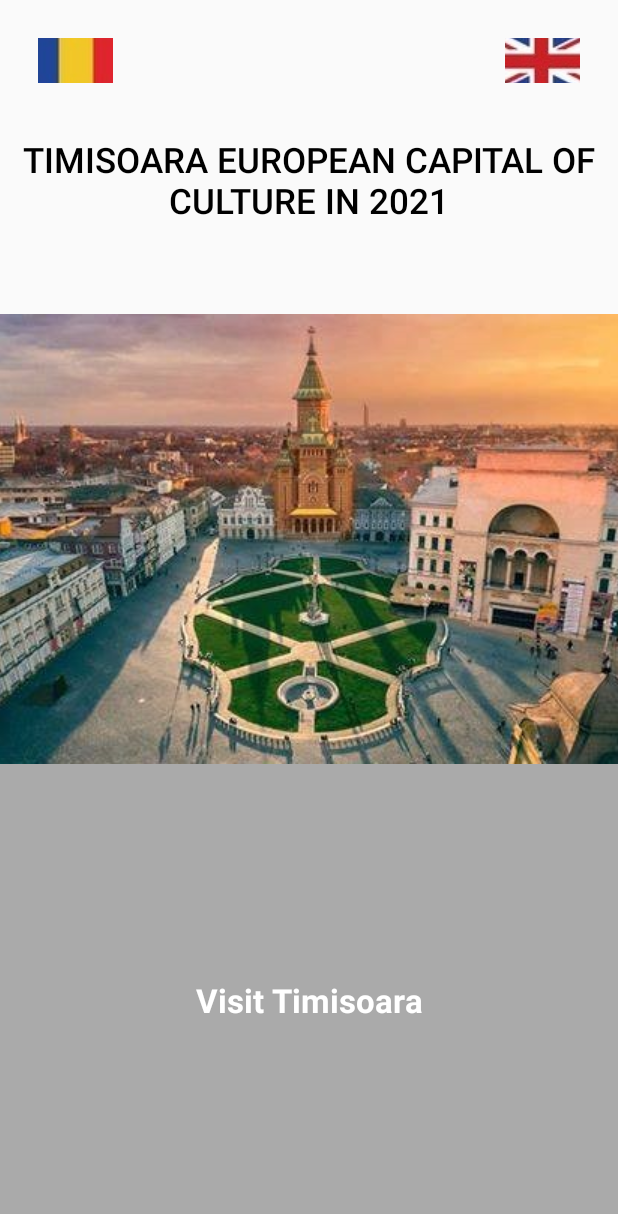
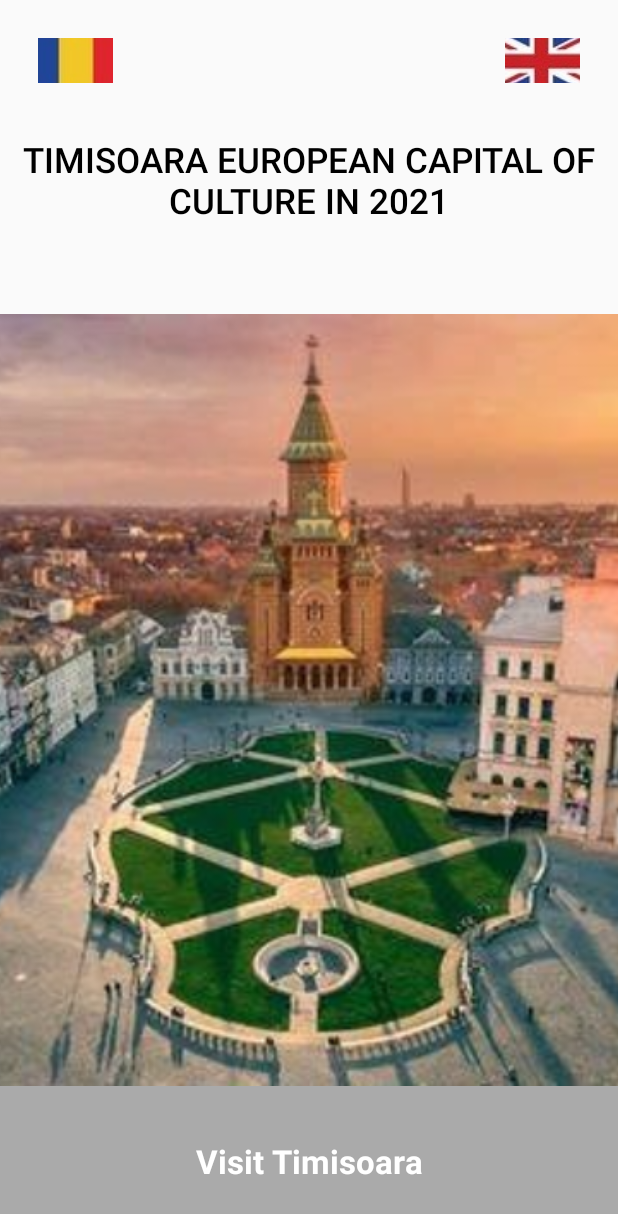
Before and after one commit to larind/LikeTimisoara, an Android app: the layout activity_first_screen.xml on its own in the app's theme, with its tools: preview values and no code run, on a phone screen of 412 x 824 dp. Shown: the top 1214 px of the screen. Run offline under Robolectric (Android 15) with nearby library versions, the phone set to English and light mode, and no system bars.

Commit message:
final version of LikeTimisoara

```diff
--- a/app/src/main/AndroidManifest.xml
+++ b/app/src/main/AndroidManifest.xml
@@ -63,7 +63,8 @@
         <activity
             android:name=".activity.HistoryActivity"
             android:theme="@style/AppTheme.NoActionBar" />
-        <activity android:name=".activity.Maps2Activity"></activity>
+        <activity android:name=".activity.Maps2Activity"
+            android:theme="@style/AppTheme.NoActionBar"/>
     </application>
 
 </manifest>
--- a/app/src/main/java/com/example/larisa/liketimisoara/activity/Maps2Activity.java
+++ b/app/src/main/java/com/example/larisa/liketimisoara/activity/Maps2Activity.java
@@ -75,7 +75,7 @@ public class Maps2Activity extends LocalizationActivity implements OnMapReadyCal
                 }
 
                 if (attractions.isEmpty()) {
-                    Toast.makeText(Maps2Activity.this, getString(R.string.message_nolocation2) + " " + parent.getSelectedItem().toString() + " " + getString(R.string.message_nolocation2), Toast.LENGTH_LONG).show();
+                    Toast.makeText(Maps2Activity.this, getString(R.string.message_nolocation1) + " " + parent.getSelectedItem().toString() + " " + getString(R.string.message_nolocation2), Toast.LENGTH_LONG).show();
                 }
                 map2Fragment.getMapAsync(Maps2Activity.this);
             }
--- a/app/src/main/res/layout/activity_first_screen.xml
+++ b/app/src/main/res/layout/activity_first_screen.xml
@@ -8,7 +8,7 @@
 
     <Button
         android:layout_width="match_parent"
-        android:layout_height="50dp"
+        android:layout_height="100dp"
         android:id="@+id/atractions_button"
         android:textColor="@android:color/white"
         android:textAppearance="@style/TextAppearance.AppCompat"
@@ -16,8 +16,7 @@
         android:textSize="22sp"
         android:textStyle="bold"
         android:layout_alignParentBottom="true"
-        android:background="@android:color/darker_gray"
-        android:layout_below="@+id/imageView2"/>
+        android:background="@android:color/darker_gray"/>
 
     <ImageButton
         android:id="@+id/ro_flag"
@@ -59,6 +58,7 @@
         android:src="@drawable/first"
         android:scaleType="centerCrop"
         android:id="@+id/imageView2"
-        android:layout_below="@+id/title_button" />
+        android:layout_below="@+id/title_button"
+        android:layout_above="@+id/atractions_button"/>
 
 </RelativeLayout>
--- a/app/src/main/res/layout/activity_maps22.xml
+++ b/app/src/main/res/layout/activity_maps22.xml
@@ -6,12 +6,11 @@
 
     <Spinner
         android:id="@+id/attraction_spinner"
-        android:layout_width="200dp"
+        android:layout_width="match_parent"
         android:layout_height="wrap_content"
         android:padding="20dp"
         android:layout_marginBottom="10dp"
-        android:layout_alignParentTop="true"
-        android:background="@android:color/darker_gray"/>
+        android:layout_alignParentTop="true"/>
 
     <fragment xmlns:android="http://schemas.android.com/apk/res/android"
         xmlns:map="http://schemas.android.com/apk/res-auto"
```
Also changed, not shown: 1 other file.
